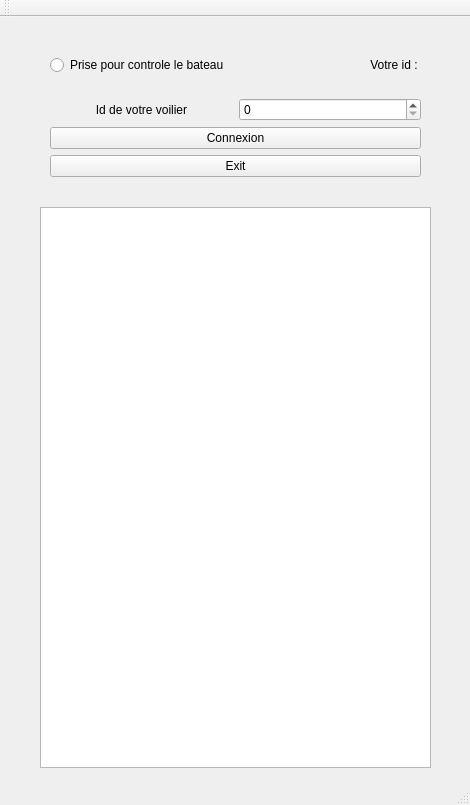
Qt form ihm/mainwindow.ui (etiennelndr/ihm_voilierautonome) before a commit.
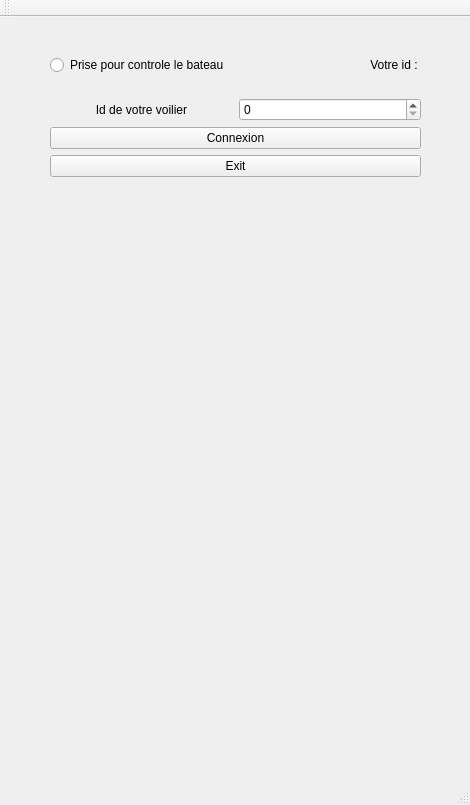
The same form after that commit.

Commit message: ajout des bateaux

Diff of the .ui file:
```diff
--- a/ihm/mainwindow.ui
+++ b/ihm/mainwindow.ui
@@ -84,16 +84,6 @@
      </item>
     </layout>
    </widget>
-   <widget class="QTextBrowser" name="textBrowser">
-    <property name="geometry">
-     <rect>
-      <x>40</x>
-      <y>190</y>
-      <width>391</width>
-      <height>561</height>
-     </rect>
-    </property>
-   </widget>
   </widget>
   <widget class="QMenuBar" name="menuBar">
    <property name="geometry">
```
Left out of the diff: 2 changed lines with no effect on the pictures. The commit also changes 2 other files.
